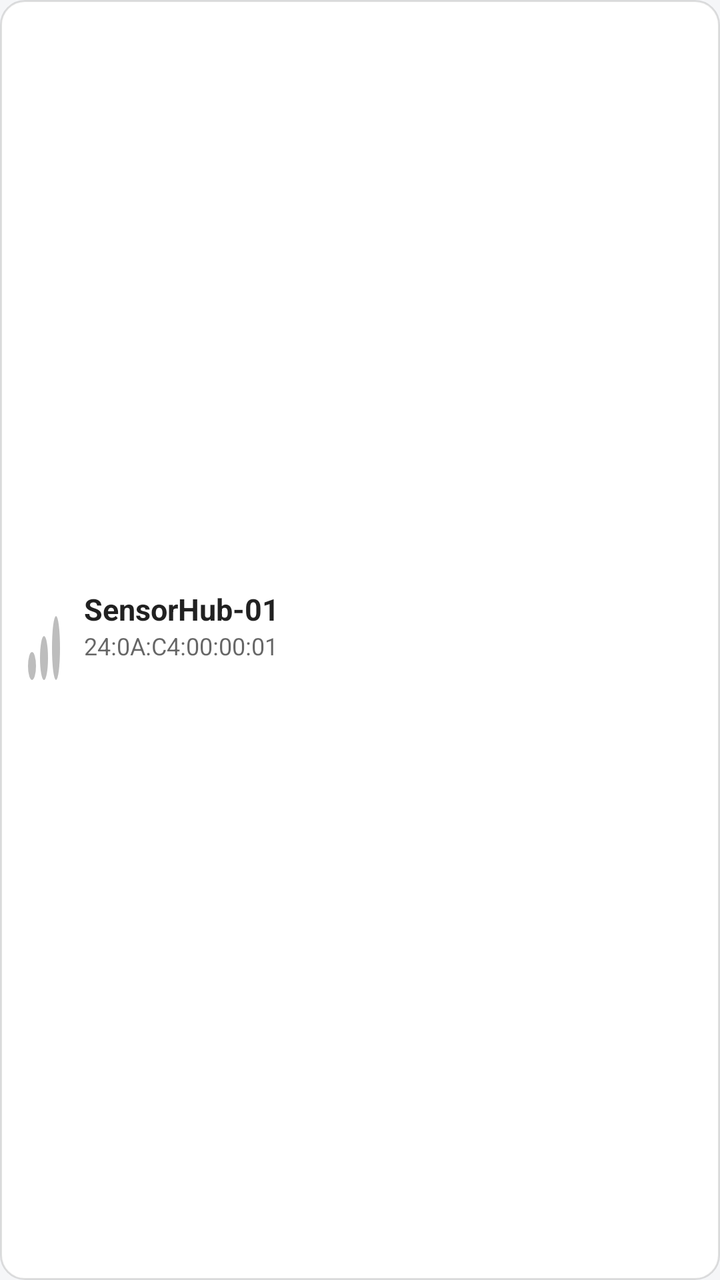
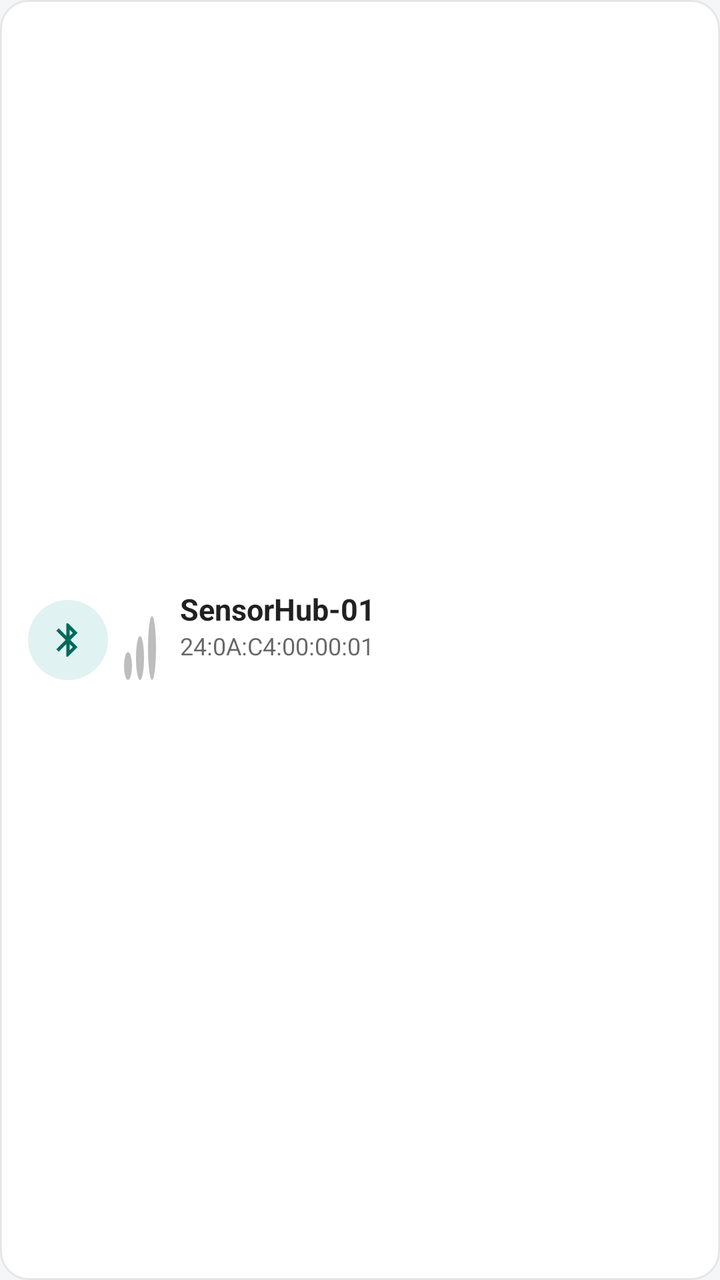

Before-and-after screenshots of an Android layout around one commit, followed by the original layout XML and the change that was made.
<!-- AndroidManifest.xml: application theme Theme.SensorHub -->
<!-- res/layout/item_device.xml -->
<?xml version="1.0" encoding="utf-8"?>
<LinearLayout xmlns:android="http://schemas.android.com/apk/res/android"
    xmlns:app="http://schemas.android.com/apk/res-auto"
    android:layout_width="match_parent"
    android:layout_height="wrap_content"
    android:layout_marginBottom="8dp"
    android:background="@drawable/bg_card"
    android:gravity="center_vertical"
    android:orientation="horizontal"
    android:padding="14dp">

    
    <LinearLayout
        android:layout_width="wrap_content"
        android:layout_height="40dp"
        android:gravity="bottom"
        android:orientation="horizontal">

        <View
            android:id="@+id/bar1"
            android:layout_width="4dp"
            android:layout_height="14dp"
            android:layout_marginEnd="2dp"
            android:background="@drawable/bg_status_dot" />

        <View
            android:id="@+id/bar2"
            android:layout_width="4dp"
            android:layout_height="22dp"
            android:layout_marginEnd="2dp"
            android:background="@drawable/bg_status_dot" />

        <View
            android:id="@+id/bar3"
            android:layout_width="4dp"
            android:layout_height="32dp"
            android:background="@drawable/bg_status_dot" />

    </LinearLayout>

    
    <LinearLayout
        android:layout_width="0dp"
        android:layout_height="wrap_content"
        android:layout_marginStart="12dp"
        android:layout_weight="1"
        android:orientation="vertical">

        <TextView
            android:id="@+id/tvName"
            android:layout_width="wrap_content"
            android:layout_height="wrap_content"
            android:text="SensorHub-01"
            android:textColor="@color/text_primary"
            android:textSize="15sp"
            android:textStyle="bold" />

        <TextView
            android:id="@+id/tvAddress"
            android:layout_width="wrap_content"
            android:layout_height="wrap_content"
            android:text="24:0A:C4:00:00:01"
            android:textColor="@color/text_secondary"
            android:textSize="12sp" />

        <TextView
            android:id="@+id/tvRssi"
            android:layout_width="wrap_content"
            android:layout_height="wrap_content"
            android:textColor="@color/text_secondary"
            android:textSize="11sp" />

    </LinearLayout>

    
    <TextView
        android:id="@+id/tvState"
        android:layout_width="wrap_content"
        android:layout_height="wrap_content"
        android:textColor="@color/text_secondary"
        android:textSize="12sp" />

</LinearLayout>
<!-- resources referenced by this layout -->
<resources>
  <color name="text_primary">#DE000000</color>
  <color name="text_secondary">#99000000</color>
  <!-- drawable bg_card (drawable) -->
  <?xml version="1.0" encoding="utf-8"?>
  <shape xmlns:android="http://schemas.android.com/apk/res/android"
      android:shape="rectangle">
      <solid android:color="@color/bg_card" />
      <corners android:radius="12dp" />
      <stroke
          android:width="1dp"
          android:color="@color/divider" />
  </shape>
  <!-- drawable bg_status_dot (drawable) -->
  <?xml version="1.0" encoding="utf-8"?>
  <shape xmlns:android="http://schemas.android.com/apk/res/android"
      android:shape="oval">
      <solid android:color="@color/disabled" />
      <size
          android:width="10dp"
          android:height="10dp" />
  </shape>
  <style name="Theme.SensorHub" parent="Theme.MaterialComponents.DayNight.NoActionBar">
          <item name="colorPrimary">@color/primary</item>
          <item name="colorPrimaryVariant">@color/primary_variant</item>
          <item name="colorSecondary">@color/secondary</item>
          <item name="android:colorBackground">@color/bg_page</item>
          <item name="android:statusBarColor" tools:targetApi="l">@color/primary_variant</item>
          <item name="android:windowLightStatusBar" tools:targetApi="m">false</item>
          <item name="android:navigationBarColor" tools:targetApi="l">@color/bg_page</item>
      </style>
  <color name="bg_card">#FFFFFFFF</color>
  <color name="divider">#1F000000</color>
  <color name="disabled">#FFBDBDBD</color>
  <color name="primary">#FF00695C</color>
  <color name="primary_variant">#FF004D40</color>
  <color name="secondary">#FF0288D1</color>
  <color name="bg_page">#FFF5F6F8</color>
</resources>

<!-- the commit's change to res/layout/item_device.xml (unified diff, before → after) -->
@@ -10,9 +10,25 @@
     android:padding="14dp">
 
     
+    <FrameLayout
+        android:layout_width="40dp"
+        android:layout_height="40dp"
+        android:background="@drawable/bg_icon_chip">
+
+        <ImageView
+            android:layout_width="20dp"
+            android:layout_height="20dp"
+            android:layout_gravity="center"
+            android:contentDescription="@string/devices_title"
+            android:src="@drawable/ic_bluetooth"
+            app:tint="@color/primary" />
+
+    </FrameLayout>
+
     <LinearLayout
         android:layout_width="wrap_content"
         android:layout_height="40dp"
+        android:layout_marginStart="8dp"
         android:gravity="bottom"
         android:orientation="horizontal">
 
<!-- resource entries referenced after the edit -->
@@ -7,10 +7,19 @@
   <shape xmlns:android="http://schemas.android.com/apk/res/android"
       android:shape="rectangle">
       <solid android:color="@color/bg_card" />
-      <corners android:radius="12dp" />
+      <corners android:radius="14dp" />
       <stroke
           android:width="1dp"
-          android:color="@color/divider" />
+          android:color="#14000000" />
+  </shape>
+  <!-- drawable bg_icon_chip (drawable) -->
+  <?xml version="1.0" encoding="utf-8"?>
+  <shape xmlns:android="http://schemas.android.com/apk/res/android"
+      android:shape="oval">
+      <solid android:color="@color/primary_tint_bg" />
+      <size
+          android:width="40dp"
+          android:height="40dp" />
   </shape>
   <!-- drawable bg_status_dot (drawable) -->
   <?xml version="1.0" encoding="utf-8"?>
@@ -21,6 +30,19 @@
           android:width="10dp"
           android:height="10dp" />
   </shape>
+  <!-- drawable ic_bluetooth (drawable) -->
+  <?xml version="1.0" encoding="utf-8"?>
+  <vector xmlns:android="http://schemas.android.com/apk/res/android"
+      android:width="24dp"
+      android:height="24dp"
+      android:viewportWidth="24"
+      android:viewportHeight="24"
+      android:tint="?attr/colorControlNormal">
+      <path
+          android:fillColor="@android:color/white"
+          android:pathData="M17.71,7.71L12,2h-1v7.59L6.41,5 5,6.41 10.59,12 5,17.59 6.41,19 11,14.41V22h1l5.71,-5.71 -4.3,-4.29 4.3,-4.29zM13,5.83l1.88,1.88L13,9.59V5.83zM14.88,16.29L13,18.17v-3.76l1.88,1.88z" />
+  </vector>
+  <string name="devices_title">附近的传感节点</string>
   <style name="Theme.SensorHub" parent="Theme.MaterialComponents.DayNight.NoActionBar">
           <item name="colorPrimary">@color/primary</item>
           <item name="colorPrimaryVariant">@color/primary_variant</item>
@@ -29,13 +51,19 @@
           <item name="android:statusBarColor" tools:targetApi="l">@color/primary_variant</item>
           <item name="android:windowLightStatusBar" tools:targetApi="m">false</item>
           <item name="android:navigationBarColor" tools:targetApi="l">@color/bg_page</item>
+  
+          
+          <item name="shapeAppearanceSmallComponent">@style/ShapeAppearance.SensorHub.SmallComponent</item>
       </style>
   <color name="bg_card">#FFFFFFFF</color>
-  <color name="divider">#1F000000</color>
+  <color name="primary_tint_bg">#FFE0F2F1</color>
   <color name="disabled">#FFBDBDBD</color>
   <color name="primary">#FF00695C</color>
   <color name="primary_variant">#FF004D40</color>
   <color name="secondary">#FF0288D1</color>
   <color name="bg_page">#FFF5F6F8</color>
+  <style name="ShapeAppearance.SensorHub.SmallComponent" parent="ShapeAppearance.MaterialComponents.SmallComponent">
+          <item name="cornerSize">20dp</item>
+      </style>
 </resources>
 
